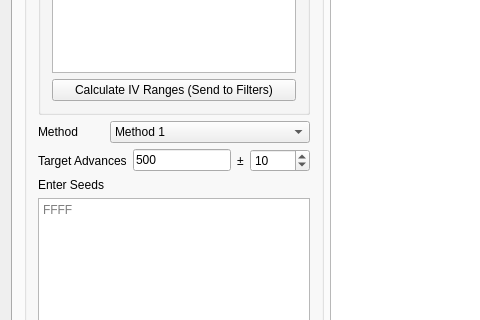
Old version of the form Forms/Gen3/Stationary3.ui in the repository papajefe/Gen-3-Seed-Assistant; both pictures show x 0 to 480 and y 275 to 595 of the 1400 by 700 pixel window.
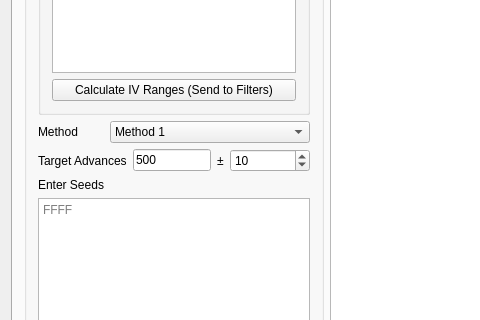
New version of the form. Icons and pictures are not drawn. Custom widgets are drawn as their Qt base class.

Commit message: Unlocking the +- to 9,999,999 Making +- Auto Adjust to one less than Target to prevent crashes

```diff
--- a/Forms/Gen3/Stationary3.ui
+++ b/Forms/Gen3/Stationary3.ui
@@ -136,7 +136,7 @@
              <widget class="TextBox" name="textBoxGeneratorInitialFrame">
               <property name="minimumSize">
                <size>
-                <width>70</width>
+                <width>60</width>
                 <height>0</height>
                </size>
               </property>
@@ -164,12 +164,12 @@
               </property>
               <property name="minimumSize">
                <size>
-                <width>60</width>
+                <width>80</width>
                 <height>0</height>
                </size>
               </property>
               <property name="maximum">
-               <number>9999</number>
+               <number>9999999</number>
               </property>
               <property name="value">
                <number>10</number>
```
The commit also changes 1 other file.
